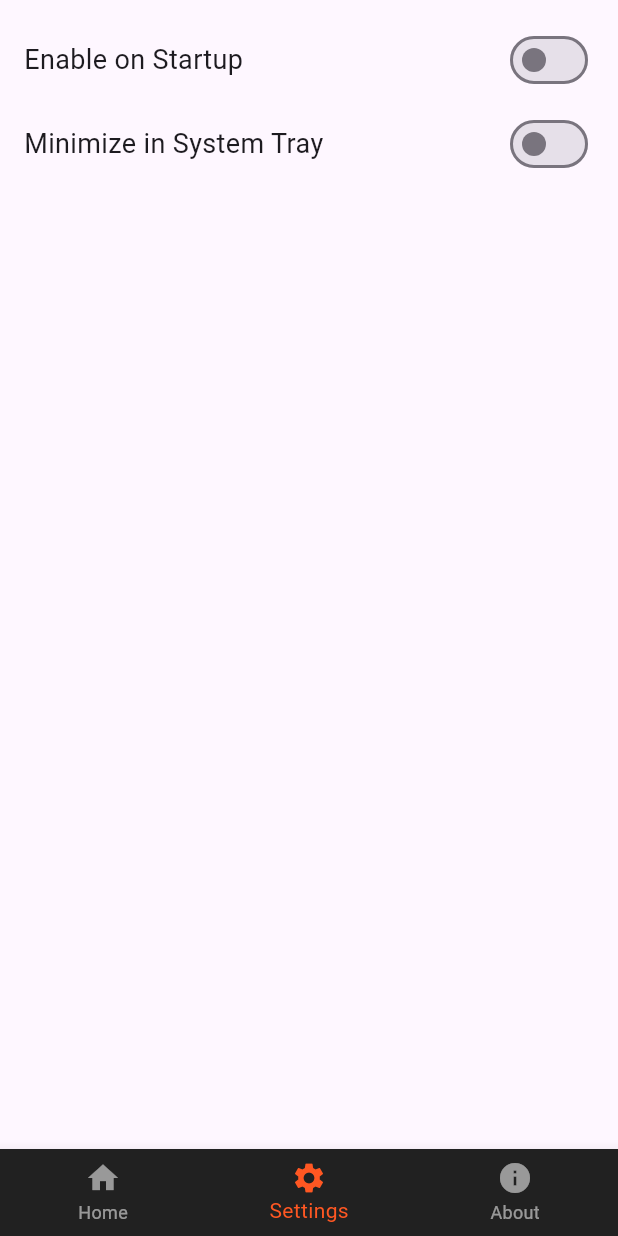
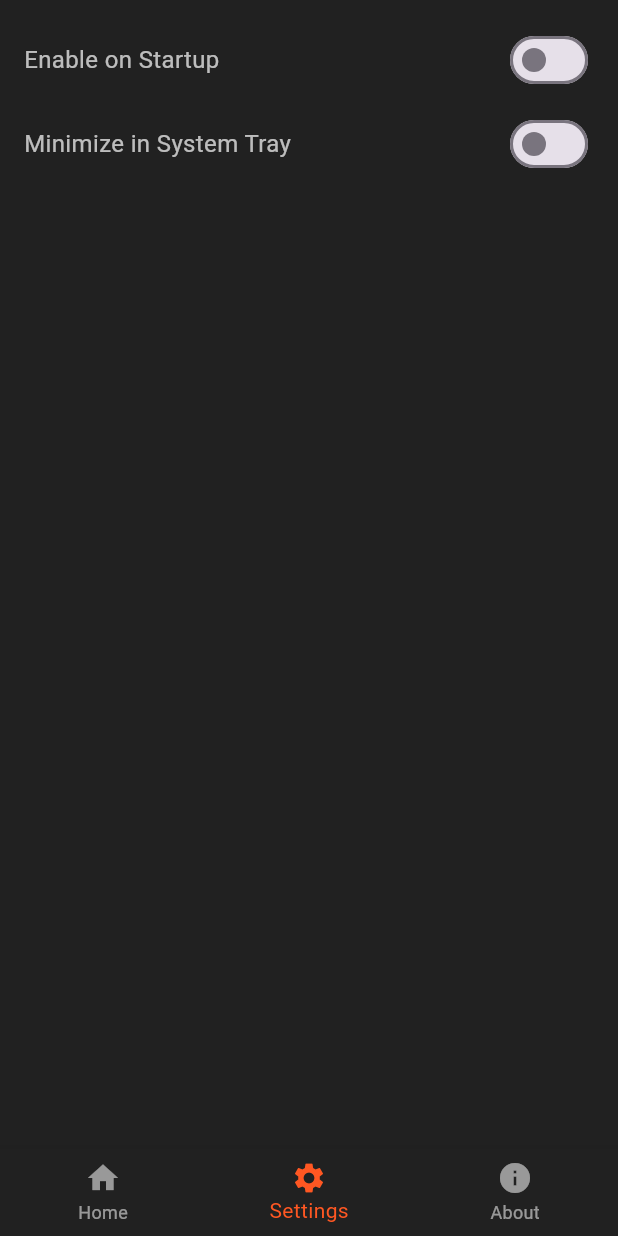
Before and after one commit to TutorialsAndroid/Battery-Monitor-Windows-App, a Flutter app: the screen it shows after launch, item 2 of the bottom bar chosen, on a phone screen of 412 x 824 dp. Run offline on Flutter 3.47's test engine with Material 3 defaults, Android fonts, the light colour scheme and no system bars; our stand-ins replace battery_plus, shared_preferences; missing offline and left inert: process_run, tray_manager, win32, window_manager, windows_notification; statements that could not run were skipped.

Commit message:
Updated UI

```diff
--- a/lib/home_page.dart
+++ b/lib/home_page.dart
@@ -86,7 +86,7 @@ class _HomePageState extends State<HomePage> with TrayListener {
             mainAxisAlignment: MainAxisAlignment.center,
             children: [
               Text('Battery Level: $_batteryLevel%',
-                style: TextStyle(
+                style: const TextStyle(
                   fontSize: 24,
                   fontWeight: FontWeight.bold,
                   color: Colors.greenAccent,
@@ -94,7 +94,7 @@ class _HomePageState extends State<HomePage> with TrayListener {
               ),
               Text(
                   'Charging Status: ${_isCharging ? "Charging" : "Not Charging"}',
-                style: TextStyle(
+                style: const TextStyle(
                   fontSize: 16,
                   color: Colors.white70,
                 )),
--- a/lib/settings_page.dart
+++ b/lib/settings_page.dart
@@ -65,6 +65,7 @@ class _SettingsPageState extends State<SettingsPage> {
   @override
   Widget build(BuildContext context) {
     return Scaffold(
+        backgroundColor: Colors.grey[900],
         body: Padding(
           padding: const EdgeInsets.all(16.0),
           child: Column(
@@ -72,10 +73,15 @@ class _SettingsPageState extends State<SettingsPage> {
               Row(
                 mainAxisAlignment: MainAxisAlignment.center,
                 children: [
-              const Text('Enable on Startup', style: TextStyle(fontSize: 18)),
+                  const Text('Enable on Startup',
+                      style: TextStyle(
+                        fontSize: 16,
+                        color: Colors.white70,
+                      )),
                   const Spacer(),
                   Switch(
                     value: _isStartupEnabled,
+                    activeColor: Colors.greenAccent,
                     onChanged: (value) => _toggleStartup(value),
                   ),
                 ],
@@ -87,10 +93,14 @@ class _SettingsPageState extends State<SettingsPage> {
                 mainAxisAlignment: MainAxisAlignment.center,
                 children: [
                   const Text('Minimize in System Tray',
-                  style: TextStyle(fontSize: 18)),
+                      style: TextStyle(
+                        fontSize: 16,
+                        color: Colors.white70,
+                      )),
                   const Spacer(),
                   Switch(
                     value: _minimizeSystemTray,
+                    activeColor: Colors.greenAccent,
                     onChanged: (value) => _toggleSystemTray(value),
                   ),
                 ],
```
Lines whose indentation alone changed are shown as unchanged.
